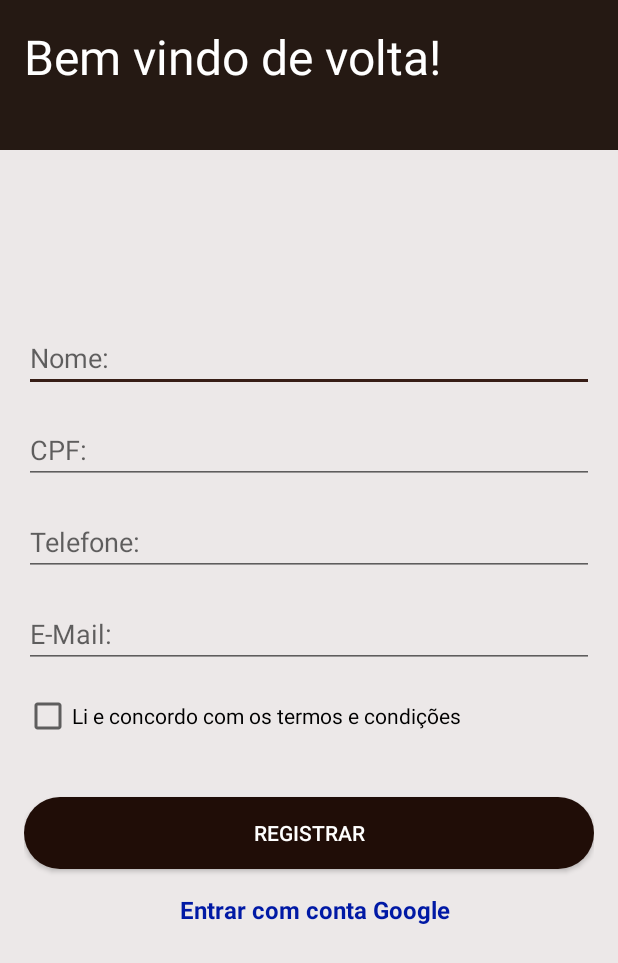
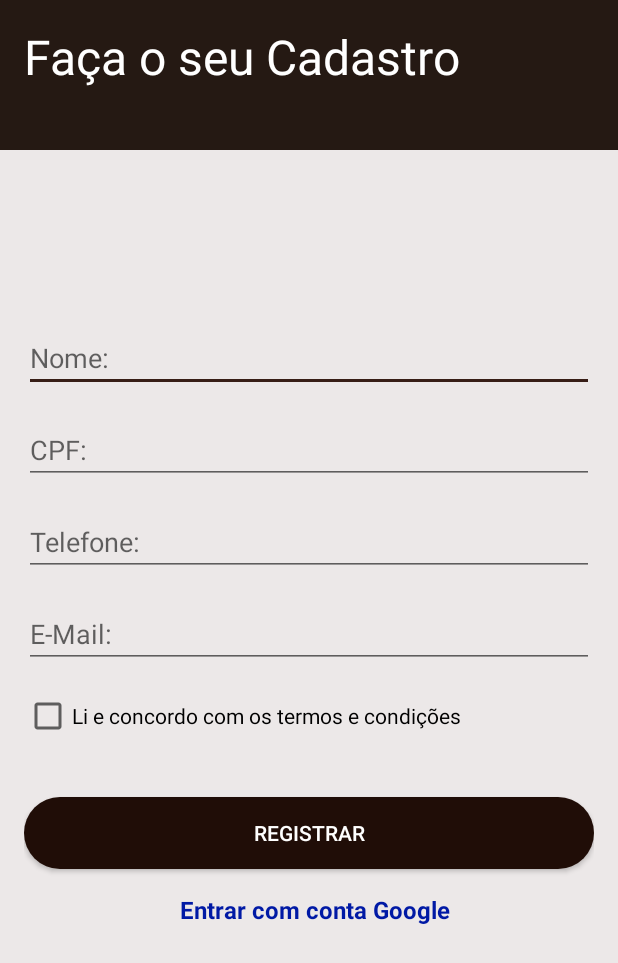
Before and after one commit to matheuspaz123/Cafeteria_001, an Android app: the SignUpActivity screen opened directly, with no data from a screen before it, on a phone screen of 412 x 824 dp. Shown: the top 963 px of the screen. Run offline under Robolectric (Android 15) with nearby library versions, the phone set to English and light mode, and no system bars; Roboto replaces fonts that are not available here.

```diff
--- a/app/src/main/res/layout/activity_sign_up.xml
+++ b/app/src/main/res/layout/activity_sign_up.xml
@@ -21,7 +21,7 @@
         android:layout_height="wrap_content"
         android:layout_margin="16dp"
         android:layout_marginTop="16dp"
-        android:text="Bem vindo de volta!"
+        android:text="Faça o seu Cadastro"
         android:textColor="@color/font_white"
         android:textSize="32sp"
         app:layout_constraintLeft_toLeftOf="parent"
```
